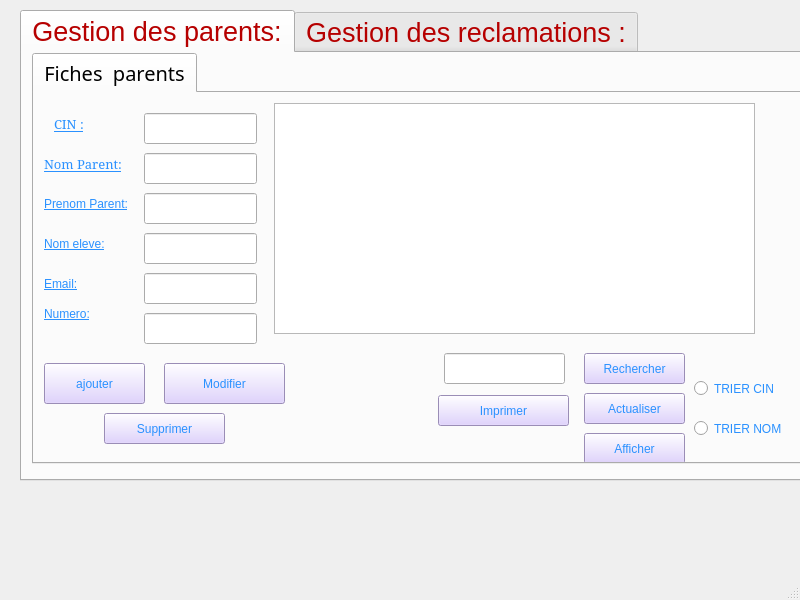
First picture: the form in mainwindow.ui, repository shiheeb/Projet-kindergarten, before the edit.
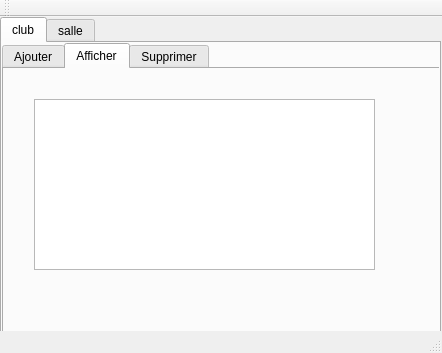
Second picture: the form after the edit. The open tabs and pages were chosen to show the change.

The edit to the form file:
```diff
--- a/mainwindow.ui
+++ b/mainwindow.ui
@@ -6,8 +6,8 @@
    <rect>
     <x>0</x>
     <y>0</y>
-    <width>800</width>
-    <height>600</height>
+    <width>442</width>
+    <height>353</height>
    </rect>
   </property>
   <property name="windowTitle">
@@ -17,474 +17,217 @@
    <widget class="QTabWidget" name="tabWidget_2">
     <property name="geometry">
      <rect>
-      <x>20</x>
-      <y>10</y>
-      <width>791</width>
-      <height>471</height>
+      <x>0</x>
+      <y>0</y>
+      <width>441</width>
+      <height>321</height>
      </rect>
     </property>
-    <property name="font">
-     <font>
-      <family>MS Shell Dlg 2</family>
-      <pointsize>20</pointsize>
-      <weight>50</weight>
-      <italic>false</italic>
-      <bold>false</bold>
-     </font>
-    </property>
-    <property name="cursor">
-     <cursorShape>PointingHandCursor</cursorShape>
-    </property>
-    <property name="styleSheet">
-     <string notr="true">color: rgb(182, 0, 0);
-font: 75 10pt &quot;MS Shell Dlg 2&quot;;
-font: 20pt &quot;MS Shell Dlg 2&quot;;</string>
-    </property>
     <property name="currentIndex">
      <number>1</number>
     </property>
     <widget class="QWidget" name="tab_4">
      <attribute name="title">
-      <string>Gestion des parents:</string>
+      <string>club</string>
      </attribute>
      <widget class="QTabWidget" name="parents">
       <property name="geometry">
        <rect>
-        <x>10</x>
+        <x>0</x>
         <y>0</y>
-        <width>791</width>
-        <height>411</height>
+        <width>441</width>
+        <height>291</height>
        </rect>
       </property>
-      <property name="font">
-       <font>
-        <family>MV Boli</family>
-        <pointsize>15</pointsize>
-        <weight>50</weight>
-        <italic>false</italic>
-        <bold>false</bold>
-       </font>
-      </property>
-      <property name="styleSheet">
-       <string notr="true">color:rgb(0, 0, 0);
-font: 15pt &quot;MV Boli&quot;;</string>
-      </property>
       <property name="currentIndex">
        <number>0</number>
       </property>
-      <widget class="QWidget" name="tab_2">
+      <widget class="QWidget" name="tab">
        <attribute name="title">
-        <string>Fiches  parents</string>
+        <string>Ajouter</string>
        </attribute>
-       <widget class="QTableView" name="tabparent">
+       <widget class="QLineEdit" name="lineEdit_nom">
         <property name="geometry">
          <rect>
-          <x>240</x>
-          <y>10</y>
-          <width>481</width>
-          <height>231</height>
+          <x>150</x>
+          <y>40</y>
+          <width>113</width>
+          <height>20</height>
          </rect>
         </property>
-        <property name="styleSheet">
-         <string notr="true">color: rgb(42, 145, 255);
-font: 10pt &quot;SimSun&quot;;
-text-decoration: underline;</string>
-        </property>
-       </widget>
-       <widget class="QPushButton" name="pushButton_13">
-        <property name="geometry">
-         <rect>
-          <x>550</x>
-          <y>300</y>
-          <width>101</width>
-          <height>31</height>
-         </rect>
-        </property>
-        <property name="styleSheet">
-         <string notr="true">color: rgb(42, 145, 255);
-font: 10pt &quot;SimSun&quot;;
-background-color: rgb(216, 198, 255);</string>
-        </property>
         <property name="text">
-         <string>Actualiser</string>
+         <string/>
         </property>
        </widget>
-       <widget class="QPushButton" name="pushButton_14">
+       <widget class="QLineEdit" name="lineEdit_id">
         <property name="geometry">
          <rect>
-          <x>550</x>
-          <y>340</y>
-          <width>101</width>
-          <height>31</height>
+          <x>150</x>
+          <y>80</y>
+          <width>113</width>
+          <height>20</height>
          </rect>
         </property>
-        <property name="styleSheet">
-         <string notr="true">color: rgb(42, 145, 255);
-font: 10pt &quot;SimSun&quot;;
-background-color: rgb(216, 198, 255);</string>
-        </property>
         <property name="text">
-         <string>Afficher</string>
+         <string/>
         </property>
        </widget>
-       <widget class="QRadioButton" name="radioButton_3">
+       <widget class="QLineEdit" name="lineEdit_prix">
         <property name="geometry">
          <rect>
-          <x>660</x>
-          <y>320</y>
-          <width>101</width>
-          <height>31</height>
+          <x>150</x>
+          <y>120</y>
+          <width>113</width>
+          <height>20</height>
          </rect>
         </property>
-        <property name="styleSheet">
-         <string notr="true">color: rgb(42, 145, 255);
-font: 10pt &quot;SimSun&quot;;
-</string>
-        </property>
         <property name="text">
-         <string>TRIER NOM</string>
+         <string/>
         </property>
        </widget>
-       <widget class="QPushButton" name="pushButton_2">
+       <widget class="QLineEdit" name="lineEdit_num_salle">
         <property name="geometry">
          <rect>
-          <x>550</x>
-          <y>260</y>
-          <width>101</width>
-          <height>31</height>
+          <x>150</x>
+          <y>160</y>
+          <width>113</width>
+          <height>20</height>
          </rect>
         </property>
-        <property name="styleSheet">
-         <string notr="true">color: rgb(42, 145, 255);
-font: 10pt &quot;SimSun&quot;;
-background-color: rgb(216, 198, 255);</string>
-        </property>
         <property name="text">
-         <string>Rechercher</string>
+         <string/>
         </property>
        </widget>
-       <widget class="QLineEdit" name="CIN2_2">
+       <widget class="QLabel" name="label">
         <property name="geometry">
          <rect>
-          <x>410</x>
-          <y>260</y>
-          <width>121</width>
-          <height>31</height>
+          <x>40</x>
+          <y>40</y>
+          <width>111</width>
+          <height>21</height>
          </rect>
         </property>
-       </widget>
-       <widget class="QPushButton" name="pb_supprimer_2">
-        <property name="geometry">
-         <rect>
-          <x>70</x>
-          <y>320</y>
-          <width>121</width>
-          <height>31</height>
-         </rect>
-        </property>
-        <property name="styleSheet">
-         <string notr="true">color: rgb(42, 145, 255);
-font: 10pt &quot;SimSun&quot;;
-background-color: rgb(216, 198, 255);</string>
-        </property>
         <property name="text">
-         <string>Supprimer</string>
+         <string>Nom</string>
         </property>
        </widget>
-       <widget class="QRadioButton" name="radioButton_4">
+       <widget class="QLabel" name="label_2">
         <property name="geometry">
          <rect>
-          <x>660</x>
-          <y>280</y>
-          <width>101</width>
-          <height>31</height>
+          <x>40</x>
+          <y>80</y>
+          <width>111</width>
+          <height>21</height>
          </rect>
         </property>
-        <property name="styleSheet">
-         <string notr="true">color: rgb(42, 145, 255);
-font: 10pt &quot;SimSun&quot;;
-</string>
-        </property>
         <property name="text">
-         <string>TRIER CIN</string>
+         <string>Id</string>
         </property>
        </widget>
-       <widget class="QLineEdit" name="lineEdit_CIN_2">
+       <widget class="QLabel" name="label_3">
         <property name="geometry">
          <rect>
-          <x>110</x>
-          <y>20</y>
-          <width>113</width>
-          <height>31</height>
+          <x>40</x>
+          <y>120</y>
+          <width>111</width>
+          <height>21</height>
          </rect>
         </property>
-        <property name="styleSheet">
-         <string notr="true">color: rgb(42, 145, 255);</string>
+        <property name="text">
+         <string>Prix</string>
         </property>
        </widget>
        <widget class="QLabel" name="label_4">
         <property name="geometry">
          <rect>
+          <x>40</x>
+          <y>160</y>
+          <width>111</width>
+          <height>21</height>
+         </rect>
+        </property>
+        <property name="text">
+         <string>Num_salle</string>
+        </property>
+       </widget>
+       <widget class="QPushButton" name="pb_ajouter">
+        <property name="geometry">
+         <rect>
+          <x>280</x>
+          <y>190</y>
+          <width>75</width>
+          <height>23</height>
+         </rect>
+        </property>
+        <property name="text">
+         <string>Ajouter</string>
+        </property>
+       </widget>
+      </widget>
+      <widget class="QWidget" name="tab_2">
+       <attribute name="title">
+        <string>Afficher</string>
+       </attribute>
+       <widget class="QTableView" name="tabclub">
+        <property name="geometry">
+         <rect>
+          <x>30</x>
+          <y>30</y>
+          <width>341</width>
+          <height>171</height>
+         </rect>
+        </property>
+       </widget>
+      </widget>
+      <widget class="QWidget" name="tab_3">
+       <attribute name="title">
+        <string>Supprimer</string>
+       </attribute>
+       <widget class="QLabel" name="label_5">
+        <property name="geometry">
+         <rect>
           <x>20</x>
-          <y>20</y>
-          <width>81</width>
+          <y>30</y>
+          <width>111</width>
           <height>21</height>
          </rect>
         </property>
-        <property name="font">
-         <font>
-          <family>SimSun</family>
-          <pointsize>10</pointsize>
-          <weight>50</weight>
-          <italic>false</italic>
-          <bold>false</bold>
-          <underline>true</underline>
-         </font>
-        </property>
-        <property name="layoutDirection">
-         <enum>Qt::LeftToRight</enum>
-        </property>
-        <property name="autoFillBackground">
-         <bool>false</bool>
-        </property>
-        <property name="styleSheet">
-         <string notr="true">color: rgb(42, 145, 255);
-font: 10pt &quot;SimSun&quot;;
-text-decoration: underline;</string>
-        </property>
         <property name="text">
-         <string>CIN :</string>
+         <string>Identifiant</string>
         </property>
        </widget>
-       <widget class="QLabel" name="label_20">
+       <widget class="QLineEdit" name="lineEdit_id_2">
         <property name="geometry">
          <rect>
-          <x>10</x>
-          <y>60</y>
-          <width>81</width>
-          <height>21</height>
-         </rect>
-        </property>
-        <property name="font">
-         <font>
-          <family>SimSun</family>
-          <pointsize>10</pointsize>
-          <weight>50</weight>
-          <italic>false</italic>
-          <bold>false</bold>
-          <underline>true</underline>
-         </font>
-        </property>
-        <property name="styleSheet">
-         <string notr="true">color: rgb(42, 145, 255);
-font: 10pt &quot;SimSun&quot;;
-text-decoration: underline;</string>
-        </property>
-        <property name="text">
-         <string>Nom Parent:</string>
-        </property>
-       </widget>
-       <widget class="QLineEdit" name="lineEdit_nom_2">
-        <property name="geometry">
-         <rect>
-          <x>110</x>
-          <y>60</y>
+          <x>170</x>
+          <y>30</y>
           <width>113</width>
-          <height>31</height>
+          <height>20</height>
          </rect>
         </property>
-        <property name="styleSheet">
-         <string notr="true">color: rgb(42, 145, 255);</string>
-        </property>
-       </widget>
-       <widget class="QLabel" name="label_23">
-        <property name="geometry">
-         <rect>
-          <x>10</x>
-          <y>100</y>
-          <width>91</width>
-          <height>21</height>
-         </rect>
-        </property>
-        <property name="styleSheet">
-         <string notr="true">color: rgb(42, 145, 255);
-font: 10pt &quot;SimSun&quot;;
-text-decoration: underline;</string>
-        </property>
         <property name="text">
-         <string>Prenom Parent:</string>
+         <string/>
         </property>
        </widget>
-       <widget class="QLineEdit" name="lineEdit_prenom_2">
+       <widget class="QPushButton" name="pb_supprimer">
         <property name="geometry">
          <rect>
-          <x>110</x>
-          <y>100</y>
-          <width>113</width>
-          <height>31</height>
+          <x>270</x>
+          <y>150</y>
+          <width>75</width>
+          <height>23</height>
          </rect>
         </property>
-        <property name="styleSheet">
-         <string notr="true">color: rgb(42, 145, 255);</string>
-        </property>
-       </widget>
-       <widget class="QLabel" name="label_24">
-        <property name="geometry">
-         <rect>
-          <x>10</x>
-          <y>140</y>
-          <width>91</width>
-          <height>21</height>
-         </rect>
-        </property>
-        <property name="styleSheet">
-         <string notr="true">color: rgb(42, 145, 255);
-font: 10pt &quot;SimSun&quot;;
-text-decoration: underline;</string>
-        </property>
         <property name="text">
-         <string>Nom eleve:</string>
-        </property>
-       </widget>
-       <widget class="QLineEdit" name="nomeleve1_2">
-        <property name="geometry">
-         <rect>
-          <x>110</x>
-          <y>140</y>
-          <width>113</width>
-          <height>31</height>
-         </rect>
-        </property>
-        <property name="styleSheet">
-         <string notr="true">color: rgb(42, 145, 255);</string>
-        </property>
-       </widget>
-       <widget class="QLabel" name="label_25">
-        <property name="geometry">
-         <rect>
-          <x>10</x>
-          <y>180</y>
-          <width>71</width>
-          <height>21</height>
-         </rect>
-        </property>
-        <property name="styleSheet">
-         <string notr="true">color: rgb(42, 145, 255);
-font: 10pt &quot;SimSun&quot;;
-text-decoration: underline;</string>
-        </property>
-        <property name="text">
-         <string>Email:</string>
-        </property>
-       </widget>
-       <widget class="QLineEdit" name="lineEdit_email_3">
-        <property name="geometry">
-         <rect>
-          <x>110</x>
-          <y>180</y>
-          <width>113</width>
-          <height>31</height>
-         </rect>
-        </property>
-        <property name="styleSheet">
-         <string notr="true">color: rgb(42, 145, 255);</string>
-        </property>
-       </widget>
-       <widget class="QLabel" name="label_26">
-        <property name="geometry">
-         <rect>
-          <x>10</x>
-          <y>210</y>
-          <width>91</width>
-          <height>21</height>
-         </rect>
-        </property>
-        <property name="styleSheet">
-         <string notr="true">color: rgb(42, 145, 255);
-font: 10pt &quot;SimSun&quot;;
-text-decoration: underline;</string>
-        </property>
-        <property name="text">
-         <string>Numero:</string>
-        </property>
-       </widget>
-       <widget class="QLineEdit" name="lineEdit_num_2">
-        <property name="geometry">
-         <rect>
-          <x>110</x>
-          <y>220</y>
-          <width>113</width>
-          <height>31</height>
-         </rect>
-        </property>
-        <property name="styleSheet">
-         <string notr="true">color: rgb(42, 145, 255);
-</string>
-        </property>
-       </widget>
-       <widget class="QPushButton" name="pushButton_17">
-        <property name="geometry">
-         <rect>
-          <x>10</x>
-          <y>270</y>
-          <width>101</width>
-          <height>41</height>
-         </rect>
-        </property>
-        <property name="styleSheet">
-         <string notr="true">font: 75 10pt &quot;MS Shell Dlg 2&quot;;
-
-color: rgb(42, 145, 255);
-font: 10pt &quot;SimSun&quot;;
-background-color: rgb(216, 198, 255);</string>
-        </property>
-        <property name="text">
-         <string>ajouter</string>
-        </property>
-       </widget>
-       <widget class="QPushButton" name="pushButton_3">
-        <property name="geometry">
-         <rect>
-          <x>130</x>
-          <y>270</y>
-          <width>121</width>
-          <height>41</height>
-         </rect>
-        </property>
-        <property name="styleSheet">
-         <string notr="true">color: rgb(42, 145, 255);
-font: 10pt &quot;SimSun&quot;;
-background-color: rgb(216, 198, 255);</string>
-        </property>
-        <property name="text">
-         <string>Modifier</string>
-        </property>
-       </widget>
-       <widget class="QPushButton" name="pushButton_5">
-        <property name="geometry">
-         <rect>
-          <x>404</x>
-          <y>302</y>
-          <width>131</width>
-          <height>31</height>
-         </rect>
-        </property>
-        <property name="styleSheet">
-         <string notr="true">color: rgb(42, 145, 255);
-font: 10pt &quot;SimSun&quot;;
-background-color: rgb(216, 198, 255);
-</string>
-        </property>
-        <property name="text">
-         <string>Imprimer</string>
+         <string>Supprimer</string>
         </property>
        </widget>
       </widget>
      </widget>
     </widget>
-    <widget class="QWidget" name="tab_6">
+    <widget class="QWidget" name="tab_5">
      <attribute name="title">
-      <string>Gestion des reclamations :</string>
+      <string>salle</string>
      </attribute>
      <widget class="QTabWidget" name="tabWidget_3">
       <property name="geometry">
@@ -617,29 +360,11 @@
          <string>Proffeseur :</string>
         </property>
        </widget>
-       <widget class="QLabel" name="label_19">
+       <widget class="QLineEdit" name="lineEdit_num_2">
         <property name="geometry">
          <rect>
-          <x>20</x>
-          <y>80</y>
-          <width>47</width>
-          <height>13</height>
-         </rect>
-        </property>
-        <property name="styleSheet">
-         <string notr="true">color: rgb(42, 145, 255);
-font: 10pt &quot;SimSun&quot;;
-text-decoration: underline;</string>
-        </property>
-        <property name="text">
-         <string>objet :</string>
-        </property>
-       </widget>
-       <widget class="QLineEdit" name="num">
-        <property name="geometry">
-         <rect>
-          <x>140</x>
-          <y>20</y>
+          <x>170</x>
+          <y>30</y>
           <width>113</width>
           <height>20</height>
          </rect>
@@ -703,7 +428,7 @@
 background-color: rgb(216, 198, 255);</string>
         </property>
         <property name="text">
-         <string>Actualiser</string>
+         <string/>
         </property>
        </widget>
        <widget class="QRadioButton" name="radioButton_19">
@@ -908,8 +633,17 @@
     </rect>
    </property>
   </widget>
-  <widget class="QStatusBar" name="statusbar"/>
+  <widget class="QToolBar" name="mainToolBar">
+   <attribute name="toolBarArea">
+    <enum>TopToolBarArea</enum>
+   </attribute>
+   <attribute name="toolBarBreak">
+    <bool>false</bool>
+   </attribute>
+  </widget>
+  <widget class="QStatusBar" name="statusBar"/>
  </widget>
+ <layoutdefault spacing="6" margin="11"/>
  <resources/>
  <connections/>
 </ui>
```
Left out of the diff: 415 changed lines with no effect on the pictures.
